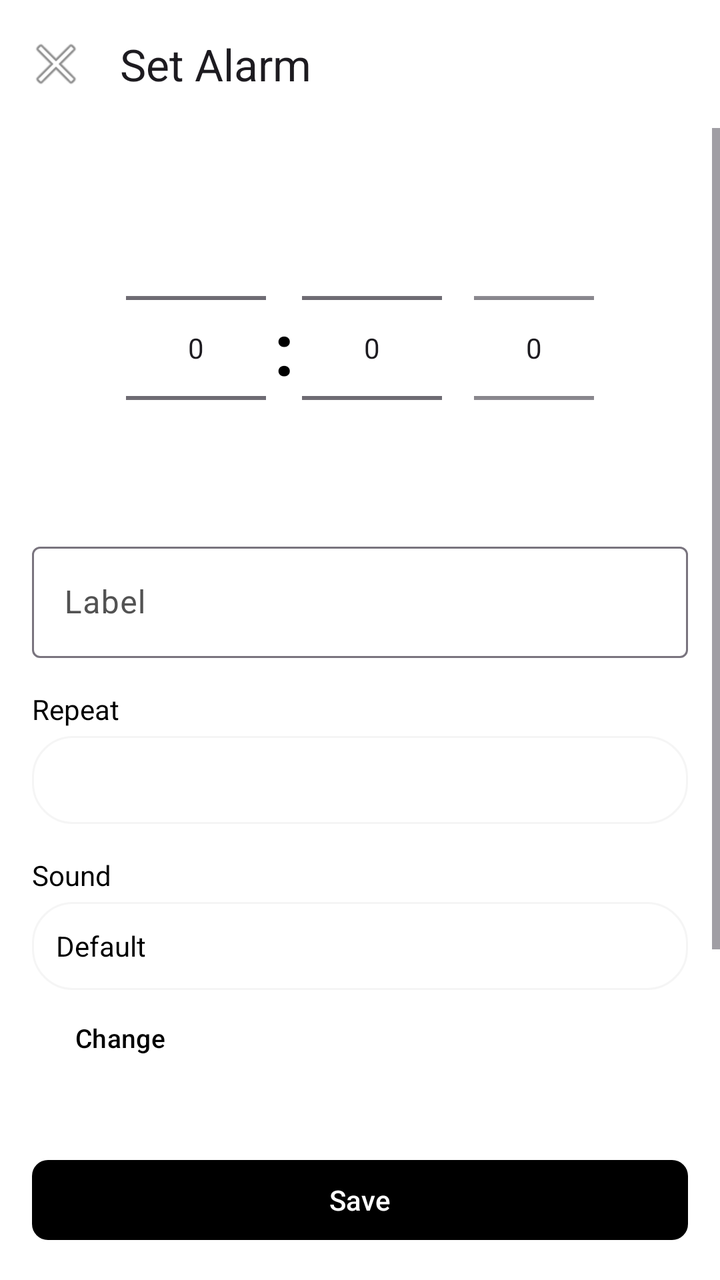
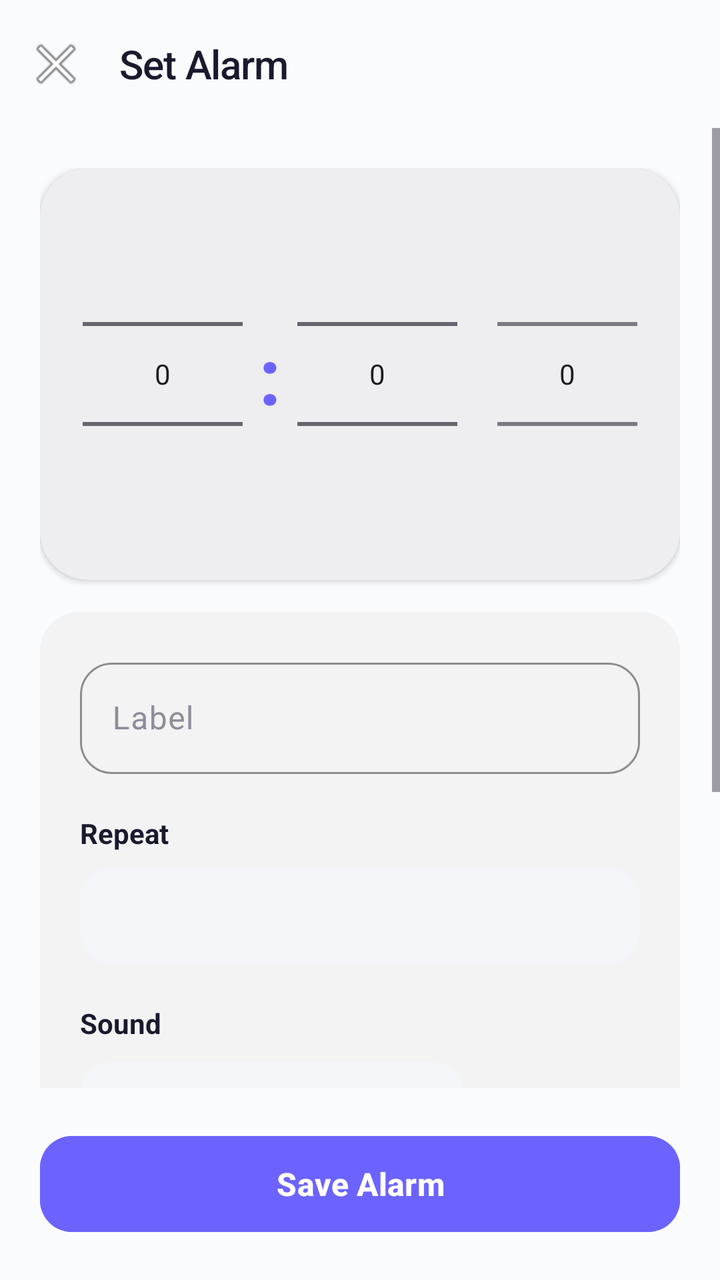

Before-and-after screenshots of an Android layout around one commit, followed by the original layout XML and the change that was made.
<!-- AndroidManifest.xml: application theme Theme.DevLifeOS -->
<!-- res/layout/activity_create_alarm.xml -->
<?xml version="1.0" encoding="utf-8"?>
<LinearLayout xmlns:android="http://schemas.android.com/apk/res/android"
    xmlns:app="http://schemas.android.com/apk/res-auto"
    android:layout_width="match_parent"
    android:layout_height="match_parent"
    android:orientation="vertical"
    android:background="?attr/colorSurface">

    
    <com.google.android.material.appbar.MaterialToolbar
        android:id="@+id/toolbar"
        android:layout_width="match_parent"
        android:layout_height="?attr/actionBarSize"
        app:navigationIcon="@android:drawable/ic_menu_close_clear_cancel"
        app:title="Set Alarm" />

    <ScrollView
        android:layout_width="match_parent"
        android:layout_height="0dp"
        android:layout_weight="1"
        android:fillViewport="true">

        <LinearLayout
            android:layout_width="match_parent"
            android:layout_height="wrap_content"
            android:orientation="vertical"
            android:padding="16dp">

            
            <LinearLayout
                android:layout_width="match_parent"
                android:layout_height="wrap_content"
                android:gravity="center"
                android:orientation="horizontal"
                android:paddingVertical="24dp">

                <NumberPicker
                    android:id="@+id/hourPicker"
                    android:layout_width="70dp"
                    android:layout_height="140dp" />

                <TextView
                    android:layout_width="wrap_content"
                    android:layout_height="wrap_content"
                    android:layout_marginHorizontal="4dp"
                    android:text=":"
                    android:textColor="?attr/colorOnSurface"
                    android:textSize="36sp"
                    android:textStyle="bold" />

                <NumberPicker
                    android:id="@+id/minutePicker"
                    android:layout_width="70dp"
                    android:layout_height="140dp" />

                <NumberPicker
                    android:id="@+id/amPmPicker"
                    android:layout_width="60dp"
                    android:layout_height="100dp"
                    android:layout_marginStart="16dp" />

            </LinearLayout>

            
            <TextView
                android:id="@+id/tvSelectedTime"
                android:layout_width="0dp"
                android:layout_height="0dp"
                android:visibility="gone" />

            <TextView
                android:id="@+id/tvAmPm"
                android:layout_width="0dp"
                android:layout_height="0dp"
                android:visibility="gone" />

            <Button
                android:id="@+id/btnSelectTime"
                android:layout_width="0dp"
                android:layout_height="0dp"
                android:visibility="gone" />

            
            <com.google.android.material.textfield.TextInputLayout
                android:id="@+id/tilLabel"
                style="@style/Widget.Material3.TextInputLayout.OutlinedBox"
                android:layout_width="match_parent"
                android:layout_height="wrap_content"
                android:hint="Label">

                <com.google.android.material.textfield.TextInputEditText
                    android:id="@+id/etLabel"
                    android:layout_width="match_parent"
                    android:layout_height="wrap_content"
                    android:inputType="text"
                    android:maxLines="1" />

            </com.google.android.material.textfield.TextInputLayout>

            
            <TextView
                android:id="@+id/tvRepeatLabel"
                android:layout_width="wrap_content"
                android:layout_height="wrap_content"
                android:layout_marginTop="16dp"
                android:text="Repeat"
                android:textColor="?attr/colorOnSurface"
                android:textSize="14sp" />

            <Spinner
                android:id="@+id/spinnerRepeatType"
                android:layout_width="match_parent"
                android:layout_height="44dp"
                android:layout_marginTop="4dp"
                android:background="@drawable/bg_modern_card" />

            
            <TextView
                android:id="@+id/tvRingtoneLabel"
                android:layout_width="wrap_content"
                android:layout_height="wrap_content"
                android:layout_marginTop="16dp"
                android:text="Sound"
                android:textColor="?attr/colorOnSurface"
                android:textSize="14sp" />

            <TextView
                android:id="@+id/tvSelectedRingtone"
                android:layout_width="match_parent"
                android:layout_height="44dp"
                android:layout_marginTop="4dp"
                android:background="@drawable/bg_modern_card"
                android:gravity="center_vertical"
                android:paddingHorizontal="12dp"
                android:text="Default"
                android:textColor="?attr/colorOnSurface"
                android:textSize="14sp" />

            <com.google.android.material.button.MaterialButton
                android:id="@+id/btnSelectRingtone"
                style="@style/Widget.Material3.Button.TextButton"
                android:layout_width="wrap_content"
                android:layout_height="wrap_content"
                android:text="Change"
                android:textSize="13sp" />

            
            <LinearLayout
                android:id="@+id/cardOptions"
                android:layout_width="match_parent"
                android:layout_height="wrap_content"
                android:layout_marginTop="8dp"
                android:orientation="vertical">

                <com.google.android.material.switchmaterial.SwitchMaterial
                    android:id="@+id/switchAutoDisableWeekends"
                    android:layout_width="match_parent"
                    android:layout_height="wrap_content"
                    android:checked="true"
                    android:paddingVertical="8dp"
                    android:text="Skip weekends" />

                <com.google.android.material.switchmaterial.SwitchMaterial
                    android:id="@+id/switchAutoDisableHolidays"
                    android:layout_width="match_parent"
                    android:layout_height="wrap_content"
                    android:checked="true"
                    android:paddingVertical="8dp"
                    android:text="Skip holidays" />

            </LinearLayout>

        </LinearLayout>

    </ScrollView>

    
    <com.google.android.material.button.MaterialButton
        android:id="@+id/btnSave"
        android:layout_width="match_parent"
        android:layout_height="48dp"
        android:layout_margin="16dp"
        android:text="Save"
        app:cornerRadius="8dp" />

</LinearLayout>
<!-- resources referenced by this layout -->
<resources>
  <!-- drawable bg_modern_card (drawable) -->
  <?xml version="1.0" encoding="utf-8"?>
  <shape xmlns:android="http://schemas.android.com/apk/res/android">
      <solid android:color="@color/md_theme_light_surface" />
      <corners android:radius="20dp" />
      <stroke
          android:width="1dp"
          android:color="@color/neutral_100" />
  </shape>
  <color name="neutral_100">#F5F5F5</color>
  <style name="Base.Theme.DevLifeOS" parent="Theme.Material3.DayNight.NoActionBar">
          
          <item name="colorPrimary">@color/md_theme_light_primary</item>
          <item name="colorOnPrimary">@color/md_theme_light_onPrimary</item>
          <item name="colorPrimaryContainer">@color/md_theme_light_primaryContainer</item>
  
          
          <item name="colorSecondary">@color/md_theme_light_secondary</item>
          <item name="colorOnSecondary">@color/md_theme_light_onSecondary</item>
          <item name="colorSecondaryContainer">@color/md_theme_light_primaryContainer</item>
          <item name="colorOnSecondaryContainer">@color/black</item>
  
          
          <item name="android:colorBackground">@color/md_theme_light_background</item>
          <item name="colorOnBackground">@color/black</item>
  
          
          <item name="colorSurface">@color/md_theme_light_surface</item>
          <item name="colorOnSurface">@color/black</item>
          <item name="colorSurfaceVariant">@color/md_theme_light_surfaceVariant</item>
          <item name="colorOnSurfaceVariant">@color/neutral_600</item>
  
          
          <item name="colorError">@color/md_theme_light_error</item>
          <item name="colorOnError">@color/white</item>
  
          
          <item name="android:statusBarColor">@color/white</item>
          <item name="android:windowLightStatusBar" tools:targetApi="m">true</item>
  
          
          <item name="android:navigationBarColor">@color/white</item>
          <item name="android:windowLightNavigationBar" tools:targetApi="o">true</item>
      </style>
  <color name="md_theme_light_primary">#000000</color>
  <color name="md_theme_light_primaryContainer">#F0F0F0</color>
  <color name="md_theme_light_secondary">#333333</color>
  <color name="black">#FF000000</color>
  <color name="md_theme_light_background">#FFFFFF</color>
  <color name="md_theme_light_surfaceVariant">#F5F5F5</color>
  <color name="neutral_600">#525252</color>
  <color name="md_theme_light_error">#DC2626</color>
  <!-- unchanged entries left out for length: 5 -->
</resources>

<!-- the commit's change to res/layout/activity_create_alarm.xml (unified diff, before → after) -->
@@ -4,15 +4,19 @@
     android:layout_width="match_parent"
     android:layout_height="match_parent"
     android:orientation="vertical"
-    android:background="?attr/colorSurface">
+    android:background="?android:attr/colorBackground">
 
     
     <com.google.android.material.appbar.MaterialToolbar
         android:id="@+id/toolbar"
         android:layout_width="match_parent"
         android:layout_height="?attr/actionBarSize"
+        android:background="?android:attr/colorBackground"
+        android:elevation="0dp"
         app:navigationIcon="@android:drawable/ic_menu_close_clear_cancel"
-        app:title="Set Alarm" />
+        app:title="@string/set_alarm"
+        app:titleTextColor="?attr/colorOnSurface"
+        app:titleTextAppearance="@style/PremiumToolbarTitle" />
 
     <ScrollView
         android:layout_width="match_parent"
@@ -24,42 +28,53 @@
             android:layout_width="match_parent"
             android:layout_height="wrap_content"
             android:orientation="vertical"
-            android:padding="16dp">
-
-            
-            <LinearLayout
+            android:padding="20dp">
+
+            
+            <com.google.android.material.card.MaterialCardView
                 android:layout_width="match_parent"
                 android:layout_height="wrap_content"
-                android:gravity="center"
-                android:orientation="horizontal"
-                android:paddingVertical="24dp">
-
-                <NumberPicker
-                    android:id="@+id/hourPicker"
-                    android:layout_width="70dp"
-                    android:layout_height="140dp" />
-
-                <TextView
-                    android:layout_width="wrap_content"
+                app:cardBackgroundColor="?attr/colorSurface"
+                app:cardCornerRadius="24dp"
+                app:cardElevation="2dp"
+                app:strokeWidth="0dp">
+
+                <LinearLayout
+                    android:layout_width="match_parent"
                     android:layout_height="wrap_content"
-                    android:layout_marginHorizontal="4dp"
-                    android:text=":"
-                    android:textColor="?attr/colorOnSurface"
-                    android:textSize="36sp"
-                    android:textStyle="bold" />
-
-                <NumberPicker
-                    android:id="@+id/minutePicker"
-                    android:layout_width="70dp"
-                    android:layout_height="140dp" />
-
-                <NumberPicker
-                    android:id="@+id/amPmPicker"
-                    android:layout_width="60dp"
-                    android:layout_height="100dp"
-                    android:layout_marginStart="16dp" />
-
-            </LinearLayout>
+                    android:gravity="center"
+                    android:orientation="horizontal"
+                    android:paddingVertical="28dp"
+                    android:paddingHorizontal="16dp">
+
+                    <NumberPicker
+                        android:id="@+id/hourPicker"
+                        android:layout_width="80dp"
+                        android:layout_height="150dp" />
+
+                    <TextView
+                        android:layout_width="wrap_content"
+                        android:layout_height="wrap_content"
+                        android:layout_marginHorizontal="8dp"
+                        android:text="@string/colon"
+                        android:textColor="@color/accent_indigo"
+                        android:textSize="40sp"
+                        android:textStyle="bold" />
+
+                    <NumberPicker
+                        android:id="@+id/minutePicker"
+                        android:layout_width="80dp"
+                        android:layout_height="150dp" />
+
+                    <NumberPicker
+                        android:id="@+id/amPmPicker"
+                        android:layout_width="70dp"
+                        android:layout_height="110dp"
+                        android:layout_marginStart="20dp" />
+
+                </LinearLayout>
+
+            </com.google.android.material.card.MaterialCardView>
 
             
             <TextView
@@ -81,94 +96,151 @@
                 android:visibility="gone" />
 
             
-            <com.google.android.material.textfield.TextInputLayout
-                android:id="@+id/tilLabel"
-                style="@style/Widget.Material3.TextInputLayout.OutlinedBox"
+            <com.google.android.material.card.MaterialCardView
                 android:layout_width="match_parent"
                 android:layout_height="wrap_content"
-                android:hint="Label">
-
-                <com.google.android.material.textfield.TextInputEditText
-                    android:id="@+id/etLabel"
+                android:layout_marginTop="16dp"
+                app:cardBackgroundColor="?attr/colorSurface"
+                app:cardCornerRadius="20dp"
+                app:cardElevation="1dp"
+                app:strokeWidth="0dp">
+
+                <LinearLayout
                     android:layout_width="match_parent"
                     android:layout_height="wrap_content"
-                    android:inputType="text"
-                    android:maxLines="1" />
-
-            </com.google.android.material.textfield.TextInputLayout>
-
-            
-            <TextView
-                android:id="@+id/tvRepeatLabel"
-                android:layout_width="wrap_content"
-                android:layout_height="wrap_content"
-                android:layout_marginTop="16dp"
-                android:text="Repeat"
-                android:textColor="?attr/colorOnSurface"
-                android:textSize="14sp" />
-
-            <Spinner
-                android:id="@+id/spinnerRepeatType"
-                android:layout_width="match_parent"
-                android:layout_height="44dp"
-                android:layout_marginTop="4dp"
-                android:background="@drawable/bg_modern_card" />
-
-            
-            <TextView
-                android:id="@+id/tvRingtoneLabel"
-                android:layout_width="wrap_content"
-                android:layout_height="wrap_content"
-                android:layout_marginTop="16dp"
-                android:text="Sound"
-                android:textColor="?attr/colorOnSurface"
-                android:textSize="14sp" />
-
-            <TextView
-                android:id="@+id/tvSelectedRingtone"
-                android:layout_width="match_parent"
-                android:layout_height="44dp"
-                android:layout_marginTop="4dp"
-                android:background="@drawable/bg_modern_card"
-                android:gravity="center_vertical"
-                android:paddingHorizontal="12dp"
-                android:text="Default"
-                android:textColor="?attr/colorOnSurface"
-                android:textSize="14sp" />
-
-            <com.google.android.material.button.MaterialButton
-                android:id="@+id/btnSelectRingtone"
-                style="@style/Widget.Material3.Button.TextButton"
-                android:layout_width="wrap_content"
-                android:layout_height="wrap_content"
-                android:text="Change"
-                android:textSize="13sp" />
-
-            
-            <LinearLayout
-                android:id="@+id/cardOptions"
+                    android:orientation="vertical"
+                    android:padding="20dp">
+
+                    
+                    <com.google.android.material.textfield.TextInputLayout
+                        android:id="@+id/tilLabel"
+                        style="@style/Widget.Material3.TextInputLayout.OutlinedBox"
+                        android:layout_width="match_parent"
+                        android:layout_height="wrap_content"
+                        android:hint="Label"
+                        app:boxCornerRadiusBottomEnd="16dp"
+                        app:boxCornerRadiusBottomStart="16dp"
+                        app:boxCornerRadiusTopEnd="16dp"
+                        app:boxCornerRadiusTopStart="16dp"
+                        app:boxStrokeColor="@color/accent_indigo">
+
+                        <com.google.android.material.textfield.TextInputEditText
+                            android:id="@+id/etLabel"
+                            android:layout_width="match_parent"
+                            android:layout_height="wrap_content"
+                            android:inputType="text"
+                            android:maxLines="1" />
+
+                    </com.google.android.material.textfield.TextInputLayout>
+
+                    
+                    <TextView
+                        android:id="@+id/tvRepeatLabel"
+                        android:layout_width="wrap_content"
+                        android:layout_height="wrap_content"
+                        android:layout_marginTop="20dp"
+                        android:text="@string/label_repeat"
+                        android:textColor="?attr/colorOnSurface"
+                        android:textSize="14sp"
+                        android:textStyle="bold" />
+
+                    <Spinner
+                        android:id="@+id/spinnerRepeatType"
+                        android:layout_width="match_parent"
+                        android:layout_height="48dp"
+                        android:layout_marginTop="8dp"
+                        android:background="@drawable/bg_modern_card"
+                        android:padding="8dp" />
+
+                    
+                    <TextView
+                        android:id="@+id/tvRingtoneLabel"
+                        android:layout_width="wrap_content"
+                        android:layout_height="wrap_content"
+                        android:layout_marginTop="20dp"
+                        android:text="@string/label_sound"
+                        android:textColor="?attr/colorOnSurface"
+                        android:textSize="14sp"
+                        android:textStyle="bold" />
+
+                    <LinearLayout
+                        android:layout_width="match_parent"
+                        android:layout_height="wrap_content"
+                        android:layout_marginTop="8dp"
+                        android:gravity="center_vertical"
+                        android:orientation="horizontal">
+
+                        <TextView
+                            android:id="@+id/tvSelectedRingtone"
+                            android:layout_width="0dp"
+                            android:layout_height="44dp"
+                            android:layout_weight="1"
+                            android:background="@drawable/bg_modern_card"
+                            android:gravity="center_vertical"
+                            android:paddingHorizontal="16dp"
+                            android:text="@string/label_default"
+                            android:textColor="?attr/colorOnSurface"
+                            android:textSize="14sp" />
+
+                        <com.google.android.material.button.MaterialButton
+                            android:id="@+id/btnSelectRingtone"
+                            style="@style/Widget.Material3.Button.TextButton"
+                            android:layout_width="wrap_content"
+                            android:layout_height="wrap_content"
+                            android:text="@string/label_change"
+                            android:textColor="@color/accent_indigo"
+                            android:textSize="13sp" />
+
+                    </LinearLayout>
+
+                </LinearLayout>
+
+            </com.google.android.material.card.MaterialCardView>
+
+            
+            <com.google.android.material.card.MaterialCardView
                 android:layout_width="match_parent"
                 android:layout_height="wrap_content"
-                android:layout_marginTop="8dp"
-                android:orientation="vertical">
-
-                <com.google.android.material.switchmaterial.SwitchMaterial
-                    android:id="@+id/switchAutoDisableWeekends"
+                android:layout_marginTop="12dp"
+                app:cardBackgroundColor="?attr/colorSurface"
+                app:cardCornerRadius="20dp"
+                app:cardElevation="1dp"
+                app:strokeWidth="0dp">
+
+                <LinearLayout
+                    android:id="@+id/cardOptions"
                     android:layout_width="match_parent"
                     android:layout_height="wrap_content"
-                    android:checked="true"
-                    android:paddingVertical="8dp"
-                    android:text="Skip weekends" />
-
-                <com.google.android.material.switchmaterial.SwitchMaterial
-                    android:id="@+id/switchAutoDisableHolidays"
-                    android:layout_width="match_parent"
-                    android:layout_height="wrap_content"
-                    android:checked="true"
-                    android:paddingVertical="8dp"
-                    android:text="Skip holidays" />
-
-            </LinearLayout>
+                    android:orientation="vertical"
+                    android:padding="16dp">
+
+                    <com.google.android.material.switchmaterial.SwitchMaterial
+                        android:id="@+id/switchAutoDisableWeekends"
+                        android:layout_width="match_parent"
+                        android:layout_height="wrap_content"
+                        android:checked="true"
+                        android:paddingVertical="10dp"
+                        android:text="@string/skip_weekends"
+                        android:textSize="15sp" />
+
+                    <View
+                        android:layout_width="match_parent"
+                        android:layout_height="1dp"
+                        android:background="?attr/colorOutline"
+                        android:alpha="0.5" />
+
+                    <com.google.android.material.switchmaterial.SwitchMaterial
+                        android:id="@+id/switchAutoDisableHolidays"
+                        android:layout_width="match_parent"
+                        android:layout_height="wrap_content"
+                        android:checked="true"
+                        android:paddingVertical="10dp"
+                        android:text="@string/skip_holidays"
+                        android:textSize="15sp" />
+
+                </LinearLayout>
+
+            </com.google.android.material.card.MaterialCardView>
 
         </LinearLayout>
 
@@ -178,9 +250,12 @@
     <com.google.android.material.button.MaterialButton
         android:id="@+id/btnSave"
         android:layout_width="match_parent"
-        android:layout_height="48dp"
-        android:layout_margin="16dp"
-        android:text="Save"
-        app:cornerRadius="8dp" />
+        android:layout_height="56dp"
+        android:layout_margin="20dp"
+        android:text="@string/save_alarm"
+        android:textSize="16sp"
+        android:textStyle="bold"
+        android:backgroundTint="@color/accent_indigo"
+        app:cornerRadius="16dp" />
 
 </LinearLayout>
<!-- resource entries referenced after the edit -->
@@ -1,57 +1,97 @@
 <!-- resources referenced by this layout -->
 <resources>
+  <color name="accent_indigo">#6C63FF</color>
   <!-- drawable bg_modern_card (drawable) -->
   <?xml version="1.0" encoding="utf-8"?>
   <shape xmlns:android="http://schemas.android.com/apk/res/android">
-      <solid android:color="@color/md_theme_light_surface" />
-      <corners android:radius="20dp" />
-      <stroke
-          android:width="1dp"
-          android:color="@color/neutral_100" />
+      <solid android:color="?attr/colorSurfaceVariant" />
+      <corners android:radius="16dp" />
   </shape>
-  <color name="neutral_100">#F5F5F5</color>
+  <string name="colon">:</string>
+  <string name="label_change">Change</string>
+  <string name="label_default">Default</string>
+  <string name="label_repeat">Repeat</string>
+  <string name="label_sound">Sound</string>
+  <string name="save_alarm">Save Alarm</string>
+  <string name="set_alarm">Set Alarm</string>
+  <string name="skip_holidays">Skip holidays</string>
+  <string name="skip_weekends">Skip weekends</string>
+  <style name="PremiumToolbarTitle" parent="TextAppearance.Material3.TitleLarge">
+          <item name="android:textSize">20sp</item>
+          <item name="android:letterSpacing">-0.02</item>
+          <item name="fontFamily">sans-serif-medium</item>
+      </style>
   <style name="Base.Theme.DevLifeOS" parent="Theme.Material3.DayNight.NoActionBar">
           
           <item name="colorPrimary">@color/md_theme_light_primary</item>
           <item name="colorOnPrimary">@color/md_theme_light_onPrimary</item>
           <item name="colorPrimaryContainer">@color/md_theme_light_primaryContainer</item>
+          <item name="colorOnPrimaryContainer">@color/md_theme_light_onPrimaryContainer</item>
   
           
           <item name="colorSecondary">@color/md_theme_light_secondary</item>
           <item name="colorOnSecondary">@color/md_theme_light_onSecondary</item>
-          <item name="colorSecondaryContainer">@color/md_theme_light_primaryContainer</item>
-          <item name="colorOnSecondaryContainer">@color/black</item>
+          <item name="colorSecondaryContainer">@color/md_theme_light_secondaryContainer</item>
+          <item name="colorOnSecondaryContainer">@color/md_theme_light_primary</item>
   
           
           <item name="android:colorBackground">@color/md_theme_light_background</item>
-          <item name="colorOnBackground">@color/black</item>
+          <item name="colorOnBackground">@color/md_theme_light_primary</item>
   
           
           <item name="colorSurface">@color/md_theme_light_surface</item>
-          <item name="colorOnSurface">@color/black</item>
+          <item name="colorOnSurface">@color/md_theme_light_primary</item>
           <item name="colorSurfaceVariant">@color/md_theme_light_surfaceVariant</item>
-          <item name="colorOnSurfaceVariant">@color/neutral_600</item>
+          <item name="colorOnSurfaceVariant">@color/md_theme_light_onSurfaceVariant</item>
+  
+          
+          <item name="colorOutline">@color/md_theme_light_outline</item>
   
           
           <item name="colorError">@color/md_theme_light_error</item>
           <item name="colorOnError">@color/white</item>
   
           
-          <item name="android:statusBarColor">@color/white</item>
+          <item name="android:statusBarColor">@color/md_theme_light_background</item>
           <item name="android:windowLightStatusBar" tools:targetApi="m">true</item>
   
           
-          <item name="android:navigationBarColor">@color/white</item>
+          <item name="android:navigationBarColor">@color/md_theme_light_surface</item>
           <item name="android:windowLightNavigationBar" tools:targetApi="o">true</item>
+  
+          
+          <item name="android:windowAnimationStyle">@style/PremiumWindowAnimation</item>
+  
+          
+          <item name="shapeAppearanceSmallComponent">@style/PremiumShapeSmall</item>
+          <item name="shapeAppearanceMediumComponent">@style/PremiumShapeMedium</item>
+          <item name="shapeAppearanceLargeComponent">@style/PremiumShapeLarge</item>
       </style>
-  <color name="md_theme_light_primary">#000000</color>
-  <color name="md_theme_light_primaryContainer">#F0F0F0</color>
-  <color name="md_theme_light_secondary">#333333</color>
-  <color name="black">#FF000000</color>
-  <color name="md_theme_light_background">#FFFFFF</color>
-  <color name="md_theme_light_surfaceVariant">#F5F5F5</color>
-  <color name="neutral_600">#525252</color>
-  <color name="md_theme_light_error">#DC2626</color>
+  <color name="md_theme_light_primary">#1A1A2E</color>
+  <color name="md_theme_light_primaryContainer">#EEEEF6</color>
+  <color name="md_theme_light_onPrimaryContainer">#1A1A2E</color>
+  <color name="md_theme_light_secondary">#6C63FF</color>
+  <color name="md_theme_light_secondaryContainer">#E8E6FF</color>
+  <color name="md_theme_light_background">#FAFBFD</color>
+  <color name="md_theme_light_surfaceVariant">#F4F5F9</color>
+  <color name="md_theme_light_onSurfaceVariant">#8E8E9A</color>
+  <color name="md_theme_light_outline">#E2E3EA</color>
+  <color name="md_theme_light_error">#E53935</color>
+  <style name="PremiumWindowAnimation" parent="@android:style/Animation.Activity">
+          <item name="android:activityOpenEnterAnimation">@android:anim/fade_in</item>
+          <item name="android:activityOpenExitAnimation">@android:anim/fade_out</item>
+          <item name="android:activityCloseEnterAnimation">@android:anim/fade_in</item>
+          <item name="android:activityCloseExitAnimation">@android:anim/fade_out</item>
+      </style>
+  <style name="PremiumShapeSmall" parent="ShapeAppearance.Material3.SmallComponent">
+          <item name="cornerSize">12dp</item>
+      </style>
+  <style name="PremiumShapeMedium" parent="ShapeAppearance.Material3.MediumComponent">
+          <item name="cornerSize">20dp</item>
+      </style>
+  <style name="PremiumShapeLarge" parent="ShapeAppearance.Material3.LargeComponent">
+          <item name="cornerSize">28dp</item>
+      </style>
   <!-- unchanged entries left out for length: 5 -->
 </resources>
 
